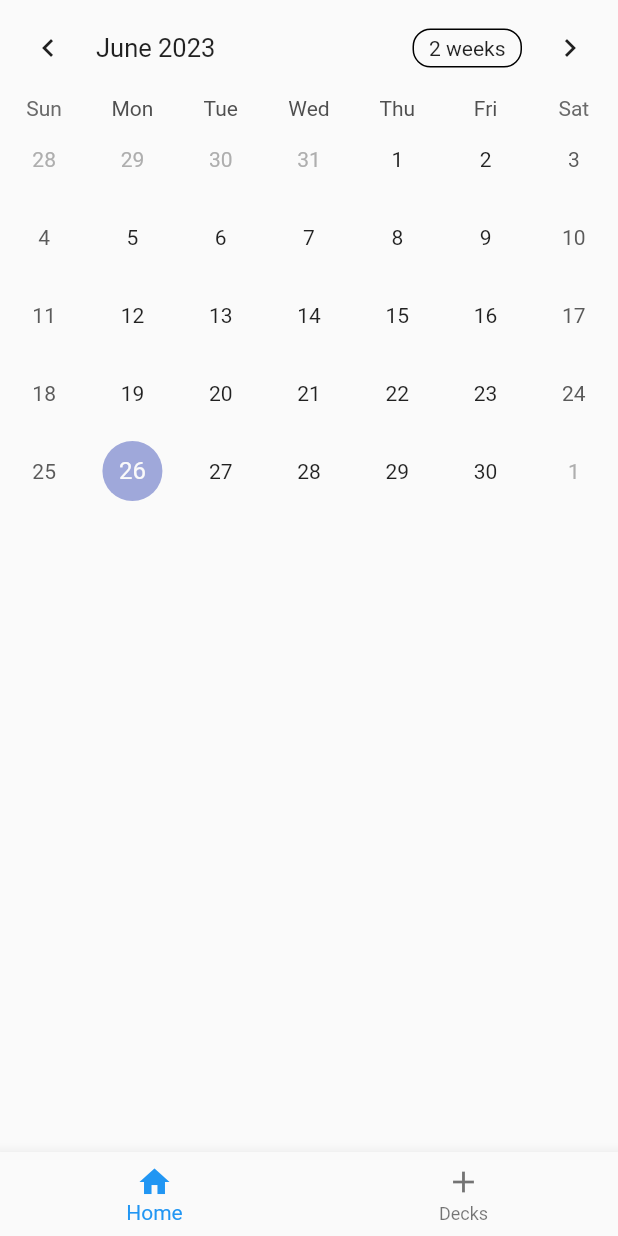
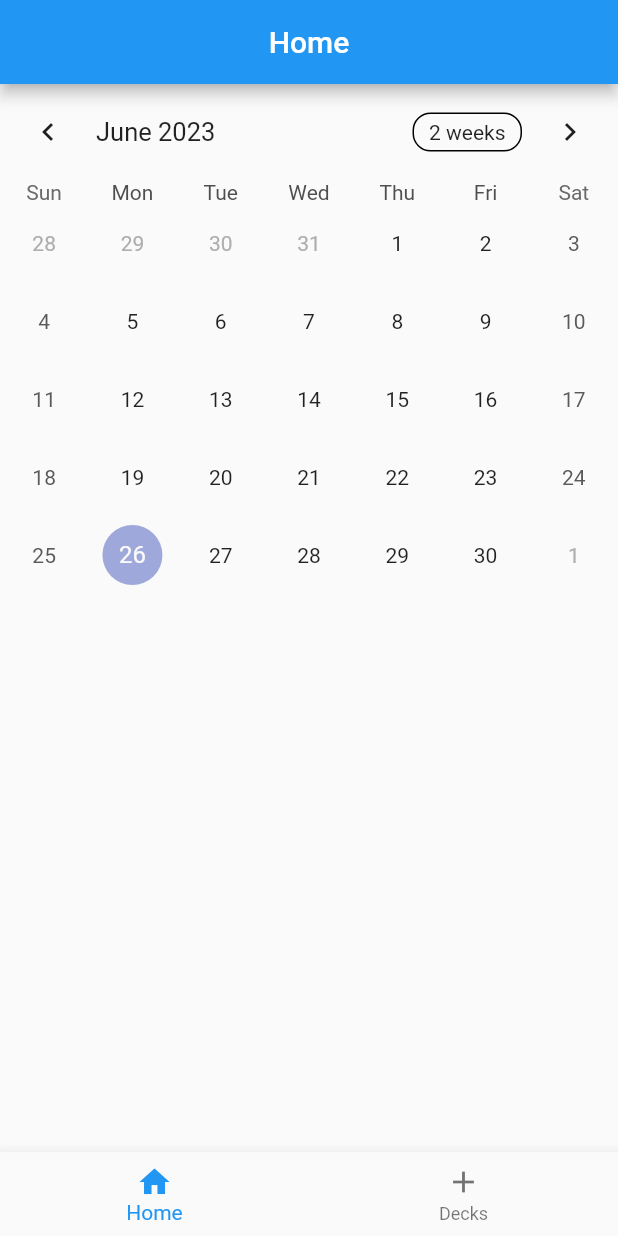
Before and after one commit to SynapseProgramming/membit, a Flutter app: the screen it shows after launch, on a phone screen of 412 x 824 dp. Run offline on Flutter 3.47's test engine with Material 2 defaults, Android fonts, the phone set to English and light mode, and no system bars; drawn by our look-alikes of table_calendar; our stand-ins replace auto_route, envied, isar; missing offline and left inert: dart_openai; accounts and stored records are empty; generated files the repository leaves out were written again.

```diff
--- a/lib/homescreen.dart
+++ b/lib/homescreen.dart
@@ -4,13 +4,36 @@ import 'package:table_calendar/table_calendar.dart';
 import 'package:flutter/material.dart';
 
 @RoutePage()
-class HomeScreen extends StatelessWidget {
+class HomeScreen extends StatefulWidget {
+  @override
+  State<HomeScreen> createState() => _HomeScreenState();
+}
+
+class _HomeScreenState extends State<HomeScreen> {
+  DateTime _focusedDay = DateTime.now();
+  CalendarFormat _calendarFormat = CalendarFormat.month;
+
   @override
   Widget build(BuildContext context) {
-    return TableCalendar(
-      firstDay: DateTime.utc(2010, 10, 16),
-      lastDay: DateTime.utc(2030, 3, 14),
-      focusedDay: DateTime.now(),
+    return Scaffold(
+      appBar: AppBar(title: const Center(child: Text('Home'))),
+      body: TableCalendar(
+        firstDay: DateTime.utc(2010, 10, 16),
+        lastDay: DateTime.utc(2030, 3, 14),
+        calendarFormat: _calendarFormat,
+        focusedDay: _focusedDay,
+        onPageChanged: (focus) {
+          _focusedDay = focus;
+        },
+        onFormatChanged: (format) {
+          if (_calendarFormat != format) {
+            // Call `setState()` when updating calendar format
+            setState(() {
+              _calendarFormat = format;
+            });
+          }
+        },
+      ),
     );
   }
 }
```
